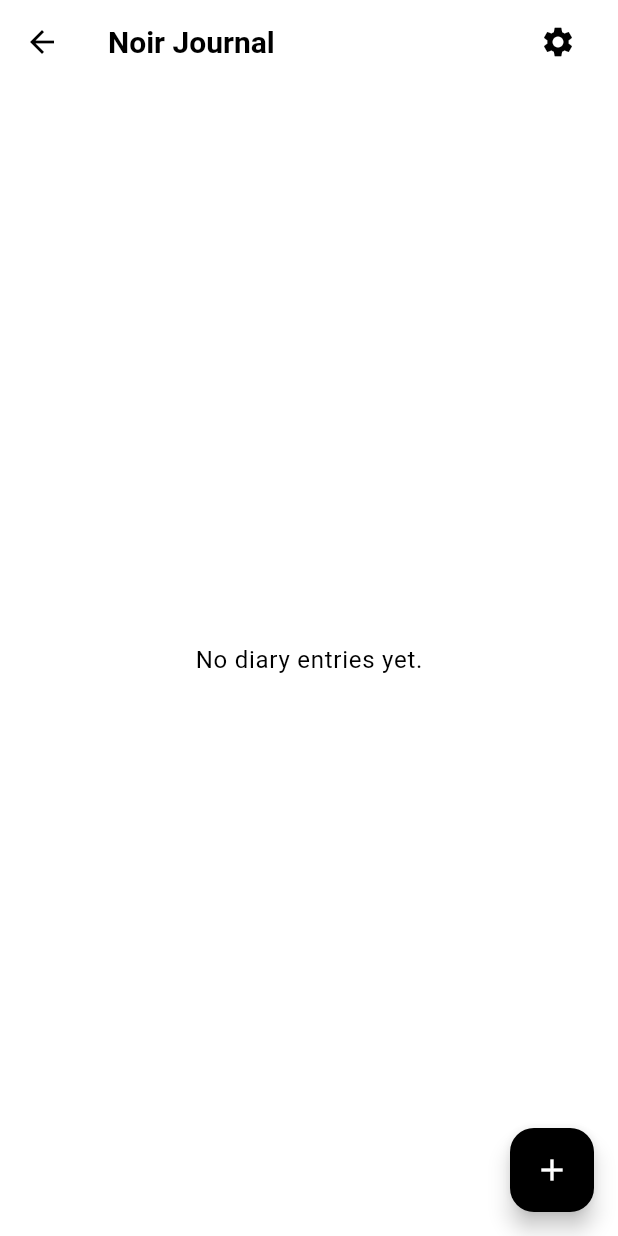
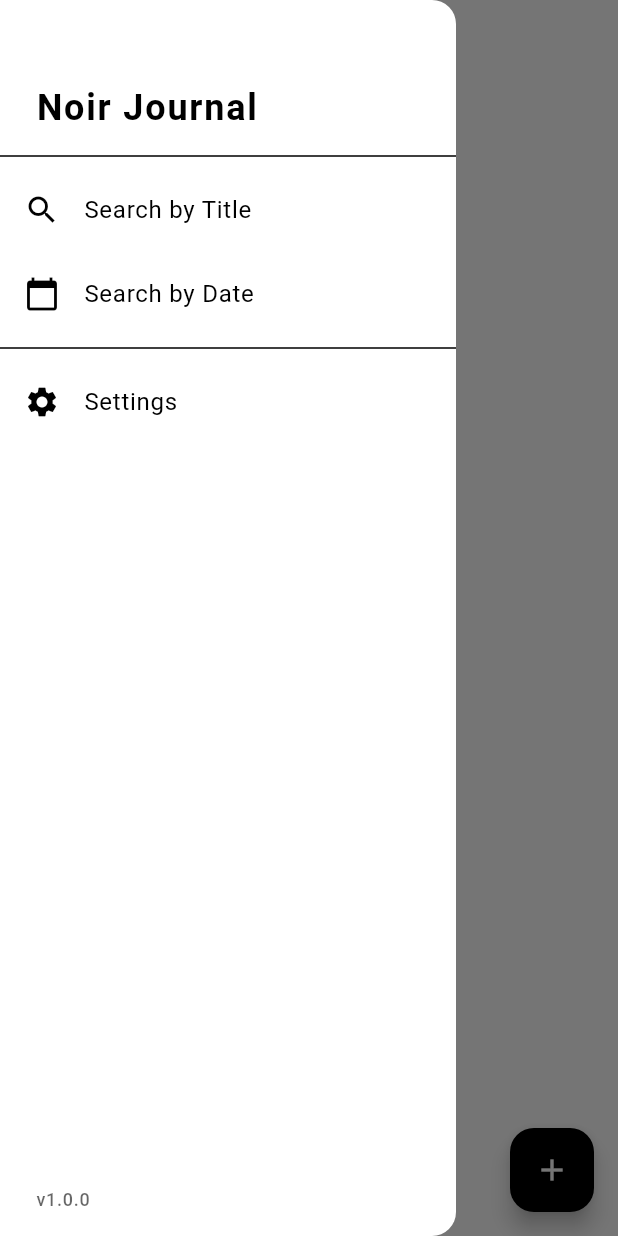
Before and after one commit to as9284/noir_journal, a Flutter app: the HomePage screen opened by its route, with the side drawer open (before the commit the screen has no drawer), on a phone screen of 412 x 824 dp. Run offline on Flutter 3.47's test engine with Material 3 defaults, Android fonts, the phone set to English and light mode, and no system bars; our stand-ins replace package_info_plus, shared_preferences; accounts and stored records are empty.

Commit message:
Implement new search features and cleaned up code

```diff
--- /dev/null
+++ b/lib/widgets/app_drawer.dart
@@ -0,0 +1,95 @@
+import 'package:flutter/material.dart';
+import '../models/diary_entry.dart';
+import '../widgets/diary_entry_search_delegate.dart';
+
+class AppDrawer extends StatelessWidget {
+  final List<DiaryEntry> entries;
+  final void Function(String query) onSearchTitle;
+  final void Function(DateTime date) onSearchDate;
+  final VoidCallback onSettings;
+  final String version;
+
+  const AppDrawer({
+    super.key,
+    required this.entries,
+    required this.onSearchTitle,
+    required this.onSearchDate,
+    required this.onSettings,
+    required this.version,
+  });
+
+  @override
+  Widget build(BuildContext context) {
+    return Drawer(
+      child: Column(
+        crossAxisAlignment: CrossAxisAlignment.start,
+        children: [
+          const SizedBox(height: 48),
+          Padding(
+            padding: const EdgeInsets.symmetric(horizontal: 24.0, vertical: 8),
+            child: Text(
+              'Noir Journal',
+              style: Theme.of(context).textTheme.headlineSmall?.copyWith(
+                fontWeight: FontWeight.bold,
+                letterSpacing: 1.2,
+              ),
+            ),
+          ),
+          const Divider(),
+          ListTile(
+            leading: const Icon(Icons.search),
+            title: const Text('Search by Title'),
+            onTap: () async {
+              Navigator.pop(context);
+              final query = await showSearch<String?>(
+                context: context,
+                delegate: DiaryEntrySearchDelegate(entries),
+              );
+              if (query != null) {
+                onSearchTitle(query);
+              }
+            },
+          ),
+          ListTile(
+            leading: const Icon(Icons.calendar_today),
+            title: const Text('Search by Date'),
+            onTap: () async {
+              Navigator.pop(context);
+              final picked = await showDatePicker(
+                context: context,
+                initialDate: DateTime.now(),
+                firstDate: DateTime(2000),
+                lastDate: DateTime(2100),
+                helpText: 'Search entries by date',
+              );
+              if (picked != null) {
+                onSearchDate(picked);
+              }
+            },
+          ),
+          const Divider(),
+          ListTile(
+            leading: const Icon(Icons.settings),
+            title: const Text('Settings'),
+            onTap: () {
+              Navigator.pop(context);
+              onSettings();
+            },
+          ),
+          const Spacer(),
+          Padding(
+            padding: const EdgeInsets.only(left: 24, bottom: 16, top: 8),
+            child: Text(
+              version,
+              style: Theme.of(context).textTheme.bodySmall?.copyWith(
+                color: Theme.of(context).hintColor,
+                fontWeight: FontWeight.w500,
+                letterSpacing: 0.5,
+              ),
+            ),
+          ),
+        ],
+      ),
+    );
+  }
+}
--- /dev/null
+++ b/lib/widgets/diary_entry_search_delegate.dart
@@ -0,0 +1,65 @@
+import 'package:flutter/material.dart';
+import '../models/diary_entry.dart';
+
+class DiaryEntrySearchDelegate extends SearchDelegate<String?> {
+  final List<DiaryEntry> entries;
+  DiaryEntrySearchDelegate(this.entries);
+
+  @override
+  List<Widget>? buildActions(BuildContext context) => [
+    IconButton(icon: const Icon(Icons.clear), onPressed: () => query = ''),
+  ];
+
+  @override
+  Widget? buildLeading(BuildContext context) => IconButton(
+    icon: const Icon(Icons.arrow_back),
+    onPressed: () => close(context, null),
+  );
+
+  @override
+  Widget buildResults(BuildContext context) {
+    final results =
+        entries
+            .where((e) => e.title.toLowerCase().contains(query.toLowerCase()))
+            .toList();
+    if (results.isEmpty) {
+      return Center(child: Text('No entries found.'));
+    }
+    return ListView(
+      children:
+          results
+              .map(
+                (e) => ListTile(
+                  title: Text(e.title),
+                  subtitle: Text(
+                    '${e.createdAt.year}-${e.createdAt.month.toString().padLeft(2, '0')}-${e.createdAt.day.toString().padLeft(2, '0')}',
+                  ),
+                  onTap: () => close(context, e.title),
+                ),
+              )
+              .toList(),
+    );
+  }
+
+  @override
+  Widget buildSuggestions(BuildContext context) {
+    final suggestions =
+        entries
+            .where((e) => e.title.toLowerCase().contains(query.toLowerCase()))
+            .toList();
+    return ListView(
+      children:
+          suggestions
+              .map(
+                (e) => ListTile(
+                  title: Text(e.title),
+                  subtitle: Text(
+                    '${e.createdAt.year}-${e.createdAt.month.toString().padLeft(2, '0')}-${e.createdAt.day.toString().padLeft(2, '0')}',
+                  ),
+                  onTap: () => close(context, e.title),
+                ),
+              )
+              .toList(),
+    );
+  }
+}
```
Also changed, not shown: lib/screens/home.dart (+66 -76 lines), lib/utils/entry_dialogs.dart (added, +65 -0 lines).
